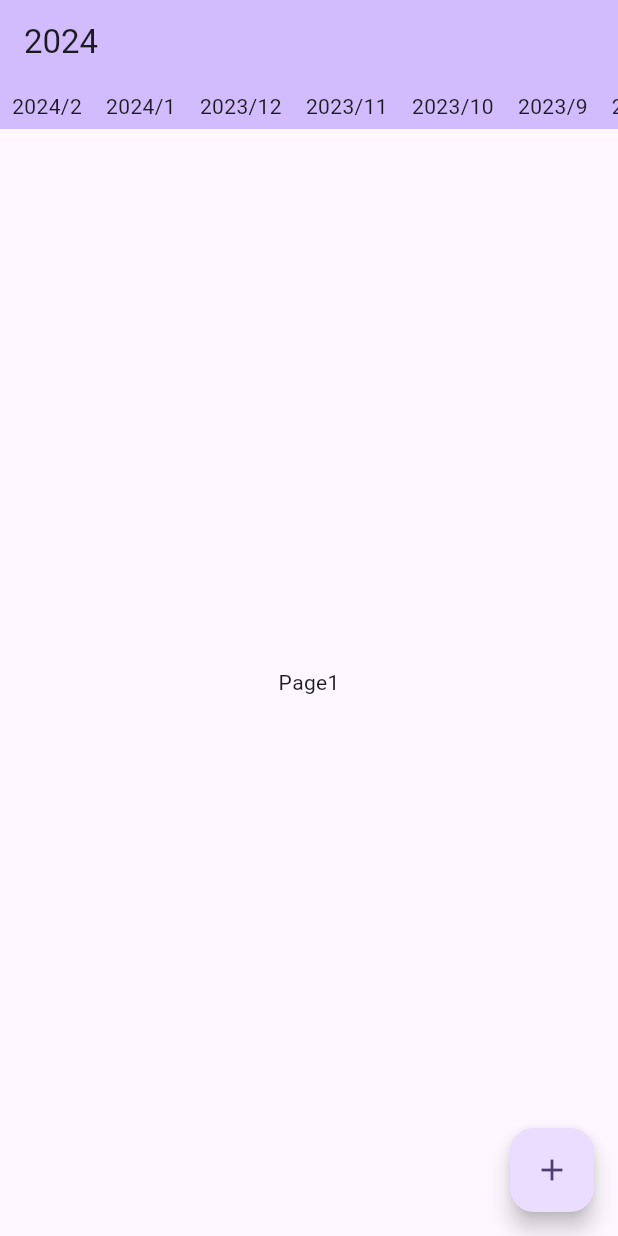
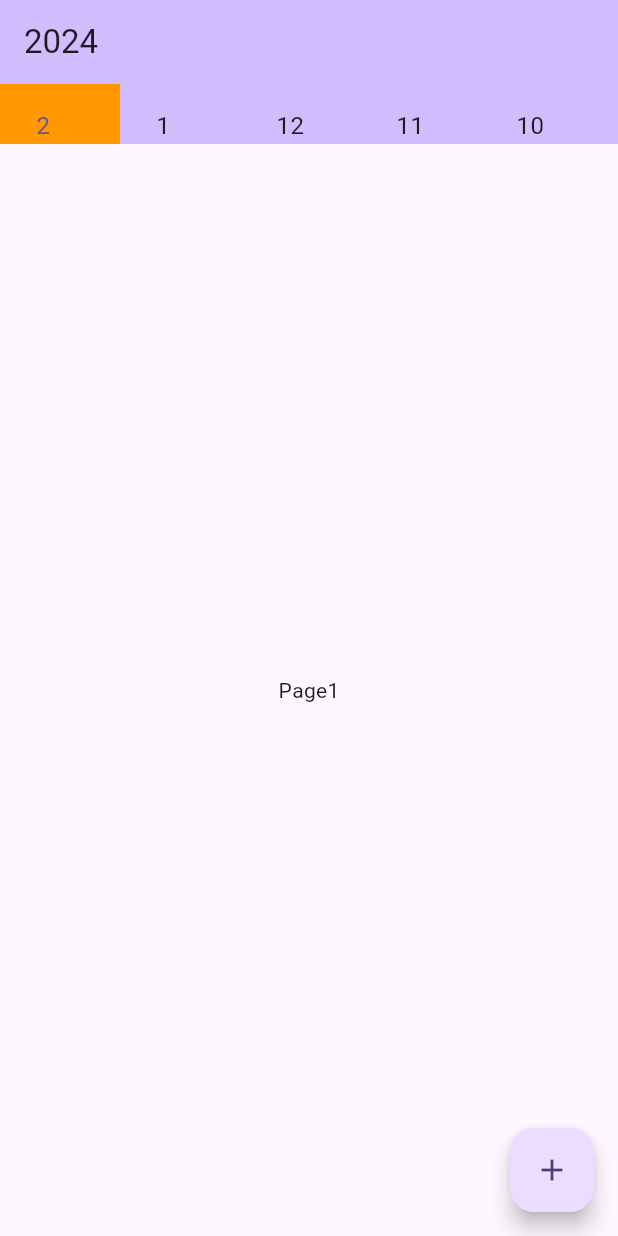
Before and after one commit to kariyayo/chooshi, a Flutter app: the screen it shows after launch, on a phone screen of 412 x 824 dp. Run offline on Flutter 3.47's test engine with Material 3 defaults, Android fonts, the phone set to English and light mode, and no system bars; our stand-ins replace flutter_riverpod.

Commit message:
refactor: ListView for tab bar

```diff
--- a/lib/screen/top_screen.dart
+++ b/lib/screen/top_screen.dart
@@ -27,10 +27,12 @@ class _TopScreenState extends State<TopScreen> {
     });
   }
 
-  void _onPageChangedBySwipe(int index) {
+  void _onPageChanged(int index) {
+    print('onPageChanged: $index');
     setState(() {
       _selectedIndex = index;
     });
+    // TODO: 選択されたページインデックスを元に、タブをスクロールする
   }
 
   @override
@@ -81,28 +83,41 @@ class _TopScreenState extends State<TopScreen> {
           },
         ),
         bottom: PreferredSize(
-          preferredSize: const Size.fromHeight(30.0),
+          preferredSize: const Size.fromHeight(40.0),
           child: SizedBox(
-            height: 30,
-            child: ListView(
+            height: 40,
+            child: ListView.builder(
               key: _tabBarKey,
               controller: _scrollController,
               scrollDirection: Axis.horizontal,
-              // onTap: _onPageChangedByTabTap,
-              children: monthList
-                  .map((month) => _Tab(
-                        controller: _scrollController,
-                        month: month,
-                        tabBarKey: _tabBarKey,
-                      ))
-                  .toList(),
+              itemCount: monthList.length,
+              prototypeItem: _Tab(
+                  controller: _scrollController,
+                  month: monthList[0],
+                  tabBarKey: _tabBarKey),
+              itemBuilder: (BuildContext context, int index) {
+                final month = monthList[index];
+                return ListTile(
+                  onTap: () {
+                    print("onTap: $index");
+                    _onPageChangedByTabTap(index);
+                  },
+                  selected: _selectedIndex == index,
+                  selectedTileColor: Colors.orange,
+                  title: _Tab(
+                    controller: _scrollController,
+                    month: month,
+                    tabBarKey: _tabBarKey,
+                  ),
+                );
+              },
             ),
           ),
         ),
       ),
       body: PageView.builder(
         controller: _pageController,
-        onPageChanged: _onPageChangedBySwipe,
+        onPageChanged: _onPageChanged,
         itemBuilder: (BuildContext context, int index) {
           return Center(child: Text('Page${index + 1}'));
         },
@@ -176,9 +191,10 @@ class _TabState extends ConsumerState<_Tab> {
 
   @override
   Widget build(BuildContext context) {
-    return Padding(
+    return Container(
+      width: 80,
       padding: const EdgeInsets.symmetric(horizontal: 8.0),
-      child: Tab(text: '${month.year}/${month.month}'),
+      child: Text('${month.month}'),
     );
   }
 }
```
